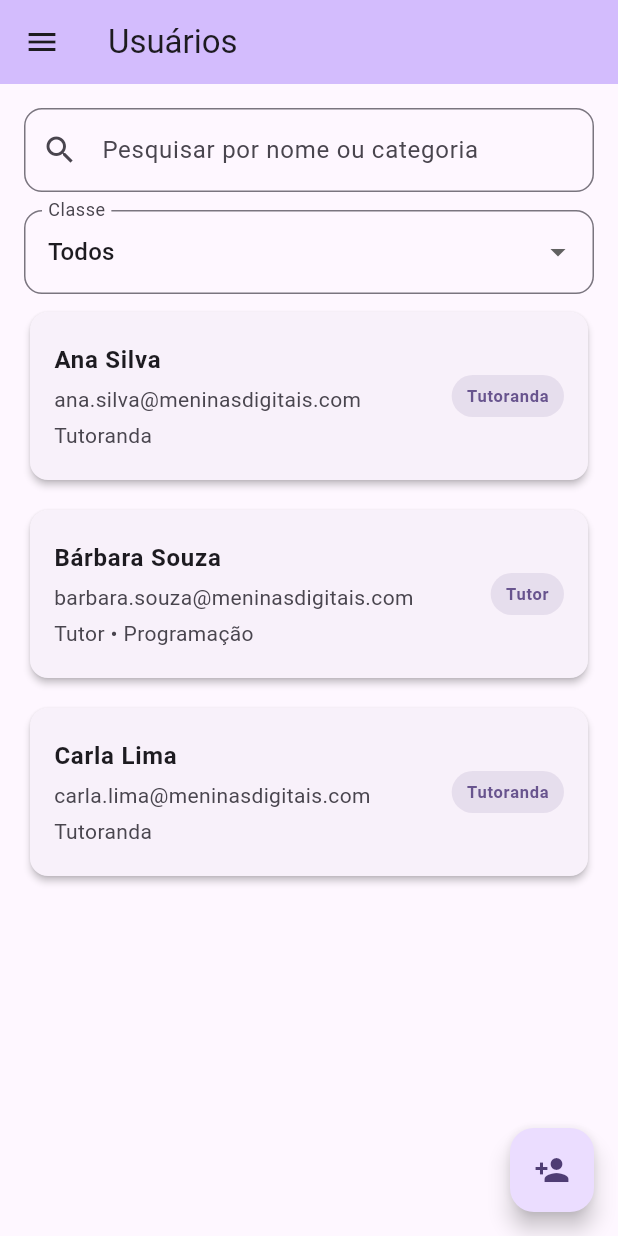
After one commit to Midvirus/App-Meninas-Digitais, a Flutter app: the UsersPage screen opened by its route, on a phone screen of 412 x 824 dp. The commit adds this screen. Run offline on Flutter 3.47's test engine with Material 3 defaults, Android fonts, the phone set to English and light mode, and no system bars; our stand-ins replace font_awesome_flutter.

Commit message:
criação de prototipo de gerenciamento de usuarios

```diff
--- a/lib/NavBar.dart
+++ b/lib/NavBar.dart
@@ -49,6 +49,14 @@ class NavBar {
               Navigator.pushNamed(context, '/challenges');
             },
           ),
+          ListTile(
+            leading: const Icon(Icons.group),
+            title: const Text('Usuários'),
+            onTap: () {
+              Navigator.pop(context);
+              Navigator.pushNamed(context, '/users');
+            },
+          ),
         ],
       ),
     );
--- a/lib/main.dart
+++ b/lib/main.dart
@@ -3,6 +3,7 @@ import 'loginPage.dart';
 import 'homePage.dart';
 import 'pinboard.dart';
 import 'challenges.dart';
+import 'users.dart';
 
 void main() {
   runApp(const MyApp());
@@ -25,6 +26,7 @@ class MyApp extends StatelessWidget {
         '/home': (context) => const MyHomePage(title: 'Meninas Digitais'),
         '/pinboard': (context) => const PinboardPage(title: 'Mural'),
         '/challenges': (context) => const ChallengesPage(title: 'Desafios'),
+        '/users': (context) => const UsersPage(title: 'Usuários'),
       },
     );
   }
--- /dev/null
+++ b/lib/users.dart
@@ -0,0 +1,501 @@
+import 'package:flutter/material.dart';
+import 'NavBar.dart';
+
+class UserProfile {
+  final String id;
+  final String name;
+  final String email;
+  final String? category;
+  final String role;
+  final String? tutor;
+  final DateTime createdAt;
+
+  UserProfile({
+    required this.id,
+    required this.name,
+    required this.email,
+    this.category,
+    required this.role,
+    this.tutor,
+    required this.createdAt,
+  });
+
+  UserProfile copyWith({
+    String? id,
+    String? name,
+    String? email,
+    String? category,
+    String? role,
+    String? tutor,
+    DateTime? createdAt,
+  }) {
+    return UserProfile(
+      id: id ?? this.id,
+      name: name ?? this.name,
+      email: email ?? this.email,
+      category: category ?? this.category,
+      role: role ?? this.role,
+      tutor: tutor ?? this.tutor,
+      createdAt: createdAt ?? this.createdAt,
+    );
+  }
+}
+
+class UsersPage extends StatefulWidget {
+  const UsersPage({super.key, required this.title});
+  final String title;
+
+  @override
+  State<UsersPage> createState() => _UsersPageState();
+}
+
+class _UsersPageState extends State<UsersPage> {
+  late List<UserProfile> users = [
+    UserProfile(
+      id: '1',
+      name: 'Ana Silva',
+      email: 'ana.silva@meninasdigitais.com',
+      category: null,
+      role: 'Tutoranda',
+      tutor: 'Prof. Marina Costa',
+      createdAt: DateTime.now(),
+    ),
+    UserProfile(
+      id: '2',
+      name: 'Bárbara Souza',
+      email: 'barbara.souza@meninasdigitais.com',
+      category: 'Programação',
+      role: 'Tutor',
+      tutor: null,
+      createdAt: DateTime.now(),
+    ),
+    UserProfile(
+      id: '3',
+      name: 'Carla Lima',
+      email: 'carla.lima@meninasdigitais.com',
+      category: null,
+      role: 'Tutoranda',
+      tutor: 'Prof. Juliana Ramos',
+      createdAt: DateTime.now(),
+    ),
+  ];
+
+  String searchQuery = '';
+  late TextEditingController searchController;
+  String selectedClassFilter = 'Todos';
+  final List<String> classFilters = ['Todos', 'Tutor', 'Tutoranda'];
+
+  @override
+  void initState() {
+    super.initState();
+    searchController = TextEditingController();
+  }
+
+  @override
+  void dispose() {
+    searchController.dispose();
+    super.dispose();
+  }
+
+  List<UserProfile> get filteredUsers {
+    final query = searchQuery.trim().toLowerCase();
+    return users.where((user) {
+      final matchesClass =
+          selectedClassFilter == 'Todos' || user.role == selectedClassFilter;
+      final matchesName = user.name.toLowerCase().contains(query);
+      final matchesCategory =
+          user.category?.toLowerCase().contains(query) ?? false;
+      final matchesQuery = query.isEmpty || matchesName || matchesCategory;
+      return matchesClass && matchesQuery;
+    }).toList();
+  }
+
+  void _addUser() {
+    showDialog<UserProfile>(
+      context: context,
+      builder: (context) => _AddEditUserDialog(
+        title: 'Adicionar Pessoa',
+        onSubmit: (newUser) {
+          setState(() {
+            users.insert(0, newUser);
+          });
+        },
+      ),
+    );
+  }
+
+  void _showUserDetails(int index) {
+    showDialog(
+      context: context,
+      builder: (context) => _UserDetailsDialog(
+        user: users[index],
+        onUpdate: (updatedUser) {
+          setState(() {
+            users[index] = updatedUser;
+          });
+        },
+      ),
+    );
+  }
+
+  @override
+  Widget build(BuildContext context) {
+    return Scaffold(
+      appBar: AppBar(
+        backgroundColor: Theme.of(context).colorScheme.inversePrimary,
+        title: Text(widget.title),
+      ),
+      drawer: NavBar.buildDrawer(context),
+      body: Column(
+        children: [
+          Padding(
+            padding: const EdgeInsets.fromLTRB(16, 16, 16, 8),
+            child: Column(
+              children: [
+                TextField(
+                  controller: searchController,
+                  decoration: InputDecoration(
+                    hintText: 'Pesquisar por nome ou categoria',
+                    prefixIcon: const Icon(Icons.search),
+                    suffixIcon: searchQuery.isNotEmpty
+                        ? IconButton(
+                            icon: const Icon(Icons.clear),
+                            onPressed: () {
+                              setState(() {
+                                searchQuery = '';
+                                searchController.clear();
+                              });
+                            },
+                          )
+                        : null,
+                    border: OutlineInputBorder(
+                      borderRadius: BorderRadius.circular(12),
+                    ),
+                  ),
+                  onChanged: (value) {
+                    setState(() {
+                      searchQuery = value;
+                    });
+                  },
+                ),
+                const SizedBox(height: 12),
+                Row(
+                  children: [
+                    Expanded(
+                      child: DropdownButtonFormField<String>(
+                        initialValue: selectedClassFilter,
+                        decoration: InputDecoration(
+                          labelText: 'Classe',
+                          border: OutlineInputBorder(
+                            borderRadius: BorderRadius.circular(12),
+                          ),
+                        ),
+                        items: classFilters
+                            .map(
+                              (option) => DropdownMenuItem(
+                                value: option,
+                                child: Text(option),
+                              ),
+                            )
+                            .toList(),
+                        onChanged: (value) {
+                          if (value != null) {
+                            setState(() {
+                              selectedClassFilter = value;
+                            });
+                          }
+                        },
+                      ),
+                    ),
+                  ],
+                ),
+              ],
+            ),
+          ),
+          Expanded(
+            child: filteredUsers.isEmpty
+                ? Center(
+                    child: Text(
+                      users.isEmpty
+                          ? 'Nenhum usuário cadastrado.'
+                          : 'Nenhum usuário encontrado.',
+                      style: const TextStyle(fontSize: 16, color: Colors.grey),
+                    ),
+                  )
+                : ListView.separated(
+                    padding: const EdgeInsets.symmetric(horizontal: 16),
+                    itemCount: filteredUsers.length,
+                    separatorBuilder: (context, index) =>
+                        const SizedBox(height: 12),
+                    itemBuilder: (context, index) {
+                      final user = filteredUsers[index];
+                      return Card(
+                        shape: RoundedRectangleBorder(
+                          borderRadius: BorderRadius.circular(12),
+                        ),
+                        elevation: 2,
+                        child: ListTile(
+                          contentPadding: const EdgeInsets.symmetric(
+                            horizontal: 16,
+                            vertical: 12,
+                          ),
+                          title: Text(
+                            user.name,
+                            style: const TextStyle(fontWeight: FontWeight.bold),
+                          ),
+                          subtitle: Column(
+                            crossAxisAlignment: CrossAxisAlignment.start,
+                            children: [
+                              const SizedBox(height: 4),
+                              Text(user.email),
+                              const SizedBox(height: 4),
+                              Text(
+                                user.category != null
+                                    ? '${user.role} • ${user.category}'
+                                    : user.role,
+                              ),
+                            ],
+                          ),
+                          trailing: Container(
+                            padding: const EdgeInsets.symmetric(
+                              horizontal: 10,
+                              vertical: 6,
+                            ),
+                            decoration: BoxDecoration(
+                              color: Theme.of(
+                                context,
+                              ).colorScheme.primary.withAlpha(31),
+                              borderRadius: BorderRadius.circular(20),
+                            ),
+                            child: Text(
+                              user.role,
+                              style: TextStyle(
+                                color: Theme.of(context).colorScheme.primary,
+                                fontWeight: FontWeight.bold,
+                              ),
+                            ),
+                          ),
+                          onTap: () => _showUserDetails(index),
+                        ),
+                      );
+                    },
+                  ),
+          ),
+        ],
+      ),
+      floatingActionButton: FloatingActionButton(
+        onPressed: _addUser,
+        tooltip: 'Adicionar pessoa',
+        child: const Icon(Icons.person_add),
+      ),
+    );
+  }
+}
+
+class _UserDetailsDialog extends StatelessWidget {
+  final UserProfile user;
+  final ValueChanged<UserProfile> onUpdate;
+
+  const _UserDetailsDialog({required this.user, required this.onUpdate});
+
+  @override
+  Widget build(BuildContext context) {
+    return AlertDialog(
+      title: const Text('Detalhes da Pessoa'),
+      content: Column(
+        mainAxisSize: MainAxisSize.min,
+        crossAxisAlignment: CrossAxisAlignment.start,
+        children: [
+          _infoRow('Nome', user.name),
+          _infoRow('Email', user.email),
+          if (user.category != null) _infoRow('Categoria', user.category!),
+          _infoRow('Papel', user.role),
+          _infoRow('Tutor', user.tutor ?? 'Não informado'),
+        ],
+      ),
+      actions: [
+        TextButton(
+          onPressed: () => Navigator.pop(context),
+          child: const Text('Fechar'),
+        ),
+        TextButton(
+          onPressed: () {
+            Navigator.pop(context);
+            showDialog<UserProfile>(
+              context: context,
+              builder: (context) => _AddEditUserDialog(
+                title: 'Editar Pessoa',
+                user: user,
+                onSubmit: (updatedUser) {
+                  onUpdate(updatedUser);
+                },
+              ),
+            );
+          },
+          child: const Text('Editar'),
+        ),
+      ],
+    );
+  }
+
+  Widget _infoRow(String label, String value) {
+    return Padding(
+      padding: const EdgeInsets.only(bottom: 12),
+      child: Row(
+        crossAxisAlignment: CrossAxisAlignment.start,
+        children: [
+          Text('$label: ', style: const TextStyle(fontWeight: FontWeight.bold)),
+          Expanded(child: Text(value)),
+        ],
+      ),
+    );
+  }
+}
+
+class _AddEditUserDialog extends StatefulWidget {
+  final String title;
+  final UserProfile? user;
+  final ValueChanged<UserProfile> onSubmit;
+
+  const _AddEditUserDialog({
+    required this.title,
+    this.user,
+    required this.onSubmit,
+  });
+
+  @override
+  State<_AddEditUserDialog> createState() => _AddEditUserDialogState();
+}
+
+class _AddEditUserDialogState extends State<_AddEditUserDialog> {
+  late TextEditingController nameController;
+  late TextEditingController emailController;
+  late TextEditingController categoryController;
+  late TextEditingController tutorController;
+  late String selectedRole;
+
+  @override
+  void initState() {
+    super.initState();
+    nameController = TextEditingController(text: widget.user?.name ?? '');
+    emailController = TextEditingController(text: widget.user?.email ?? '');
+    categoryController = TextEditingController(
+      text: widget.user?.category ?? '',
+    );
+    tutorController = TextEditingController(text: widget.user?.tutor ?? '');
+    selectedRole = widget.user?.role ?? 'Tutoranda';
+  }
+
+  @override
+  void dispose() {
+    nameController.dispose();
+    emailController.dispose();
+    categoryController.dispose();
+    tutorController.dispose();
+    super.dispose();
+  }
+
+  void _submit() {
+    if (nameController.text.isEmpty || emailController.text.isEmpty) {
+      return;
+    }
+
+    if (selectedRole == 'Tutor' && categoryController.text.trim().isEmpty) {
+      return;
+    }
+
+    final updatedUser = UserProfile(
+      id: widget.user?.id ?? DateTime.now().toString(),
+      name: nameController.text.trim(),
+      email: emailController.text.trim(),
+      category: selectedRole == 'Tutor' ? categoryController.text.trim() : null,
+      role: selectedRole,
+      tutor: tutorController.text.trim().isEmpty
+          ? null
+          : tutorController.text.trim(),
+      createdAt: widget.user?.createdAt ?? DateTime.now(),
+    );
+
+    widget.onSubmit(updatedUser);
+    Navigator.pop(context);
+  }
+
+  @override
+  Widget build(BuildContext context) {
+    return AlertDialog(
+      title: Text(widget.title),
+      content: SingleChildScrollView(
+        child: Column(
+          mainAxisSize: MainAxisSize.min,
+          children: [
+            TextField(
+              controller: nameController,
+              decoration: const InputDecoration(
+                labelText: 'Nome',
+                border: OutlineInputBorder(),
+              ),
+            ),
+            const SizedBox(height: 12),
+            TextField(
+              controller: emailController,
+              decoration: const InputDecoration(
+                labelText: 'Email',
+                border: OutlineInputBorder(),
+              ),
+              keyboardType: TextInputType.emailAddress,
+            ),
+            const SizedBox(height: 12),
+            if (selectedRole == 'Tutor')
+              Column(
+                children: [
+                  TextField(
+                    controller: categoryController,
+                    decoration: const InputDecoration(
+                      labelText: 'Categoria',
+                      border: OutlineInputBorder(),
+                    ),
+                  ),
+                  const SizedBox(height: 12),
+                ],
+              ),
+            DropdownButtonFormField<String>(
+              initialValue: selectedRole,
+              decoration: const InputDecoration(
+                labelText: 'Papel',
+                border: OutlineInputBorder(),
+              ),
+              items: const [
+                DropdownMenuItem(value: 'Tutor', child: Text('Tutor')),
+                DropdownMenuItem(value: 'Tutoranda', child: Text('Tutoranda')),
+              ],
+              onChanged: (value) {
+                if (value != null) {
+                  setState(() {
+                    selectedRole = value;
+                  });
+                }
+              },
+            ),
+            const SizedBox(height: 12),
+            TextField(
+              controller: tutorController,
+              decoration: InputDecoration(
+                labelText: selectedRole == 'Tutoranda'
+                    ? 'Orientador (opcional)'
+                    : 'Orientador',
+                border: const OutlineInputBorder(),
+              ),
+            ),
+          ],
+        ),
+      ),
+      actions: [
+        TextButton(
+          onPressed: () => Navigator.pop(context),
+          child: const Text('Cancelar'),
+        ),
+        TextButton(onPressed: _submit, child: const Text('Salvar')),
+      ],
+    );
+  }
+}
```
